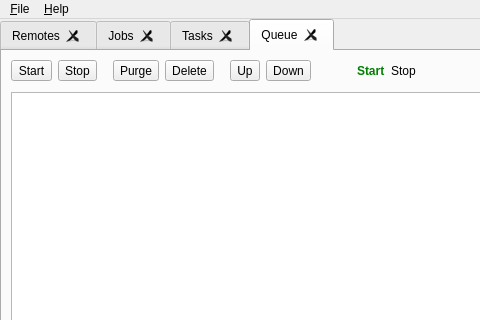
Above: src/main_window.ui from holazt/RcloneBrowser before the change; both pictures show x 0 to 480 and y 0 to 320 of the 658 by 411 pixel window. Below: the same form after it.
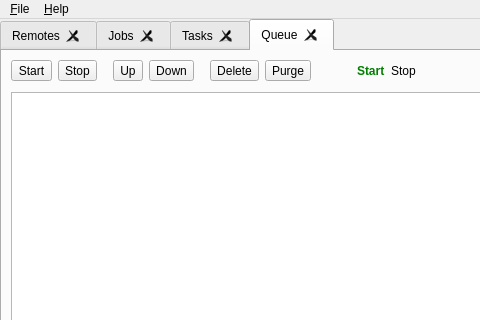
That is the form after the change. The open tabs and pages were chosen to show the change.

```diff
--- a/src/main_window.ui
+++ b/src/main_window.ui
@@ -455,42 +455,6 @@
             </property>
            </spacer>
           </item>
-          <item>
-           <widget class="QToolButton" name="buttonPurgeQueue">
-            <property name="text">
-             <string>Purge</string>
-            </property>
-            <property name="toolButtonStyle">
-             <enum>Qt::ToolButtonTextUnderIcon</enum>
-            </property>
-           </widget>
-          </item>
-          <item>
-           <widget class="QToolButton" name="buttonRemoveFromQueue">
-            <property name="text">
-             <string>Delete</string>
-            </property>
-            <property name="toolButtonStyle">
-             <enum>Qt::ToolButtonTextUnderIcon</enum>
-            </property>
-           </widget>
-          </item>
-          <item>
-           <spacer name="horizontalSpacer_9">
-            <property name="orientation">
-             <enum>Qt::Horizontal</enum>
-            </property>
-            <property name="sizeType">
-             <enum>QSizePolicy::Fixed</enum>
-            </property>
-            <property name="sizeHint" stdset="0">
-             <size>
-              <width>10</width>
-              <height>20</height>
-             </size>
-            </property>
-           </spacer>
-          </item>
           <item>
            <widget class="QToolButton" name="buttonUpQueue">
             <property name="text">
@@ -511,6 +475,42 @@
             </property>
            </widget>
           </item>
+          <item>
+           <spacer name="horizontalSpacer_9">
+            <property name="orientation">
+             <enum>Qt::Horizontal</enum>
+            </property>
+            <property name="sizeType">
+             <enum>QSizePolicy::Fixed</enum>
+            </property>
+            <property name="sizeHint" stdset="0">
+             <size>
+              <width>10</width>
+              <height>20</height>
+             </size>
+            </property>
+           </spacer>
+          </item>
+          <item>
+           <widget class="QToolButton" name="buttonRemoveFromQueue">
+            <property name="text">
+             <string>Delete</string>
+            </property>
+            <property name="toolButtonStyle">
+             <enum>Qt::ToolButtonTextUnderIcon</enum>
+            </property>
+           </widget>
+          </item>
+          <item>
+           <widget class="QToolButton" name="buttonPurgeQueue">
+            <property name="text">
+             <string>Purge</string>
+            </property>
+            <property name="toolButtonStyle">
+             <enum>Qt::ToolButtonTextUnderIcon</enum>
+            </property>
+           </widget>
+          </item>
           <item>
            <spacer name="horizontalSpacer_7">
             <property name="orientation">
```
Left out of the diff: 2 changed lines with no effect on the pictures.
